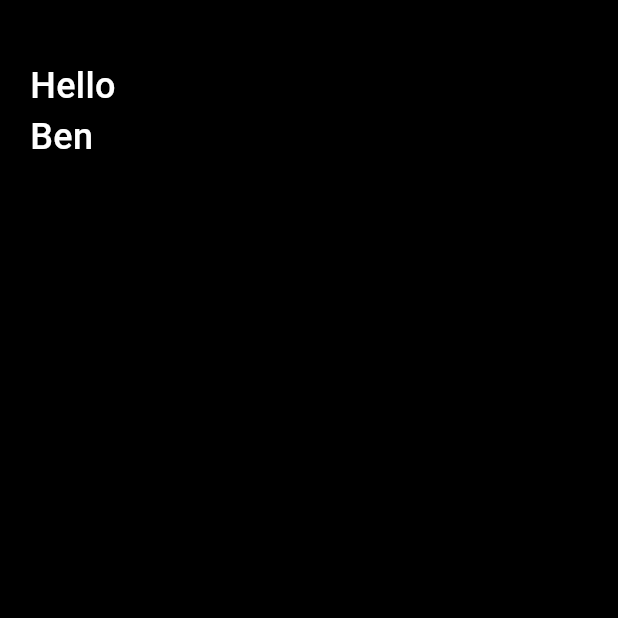
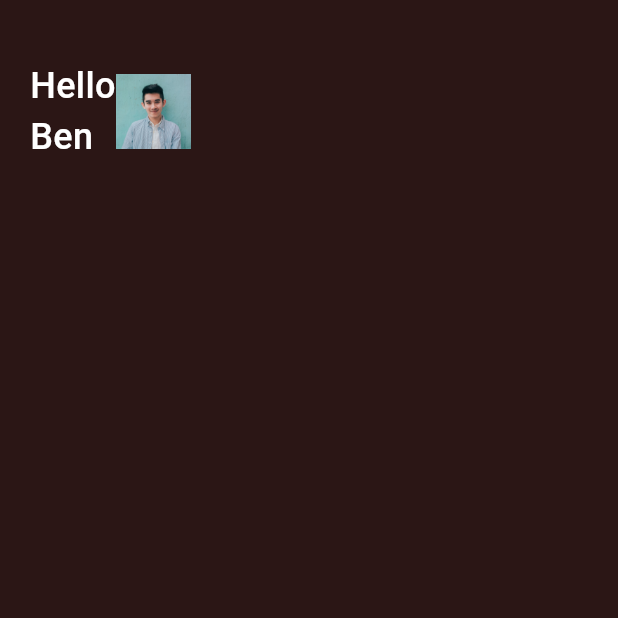
Before and after one commit to adogbeji/FlutterBarberBookingApp, a Flutter app: the screen it shows after launch, on a phone screen of 412 x 824 dp, the top half of it. Run offline on Flutter 3.47's test engine with Material 3 defaults, Android fonts, the phone set to English and light mode, and no system bars.

Commit message:
Start displaying image in home screen

```diff
--- a/lib/views/screens/home_screen.dart
+++ b/lib/views/screens/home_screen.dart
@@ -11,14 +11,14 @@ class _HomeScreenState extends State<HomeScreen> {
   @override
   Widget build(BuildContext context) {
     return Scaffold(
-      backgroundColor: Colors.black,
+      backgroundColor: const Color(0xFF2B1615),
       body: Container(
         margin: const EdgeInsets.only(top: 40, left: 20),
-        child: const Column(
+        child: Column(
           children: [
             Row(
               children: [
-                Column(
+                const Column(
                   crossAxisAlignment: CrossAxisAlignment.start,
                   children: [
                     Text(
@@ -39,6 +39,9 @@ class _HomeScreenState extends State<HomeScreen> {
                     ),
                   ],
                 ),
+
+                Image.asset('assets/images/boy.jpg', width: 50, height: 50, fit: BoxFit.cover,),
+
                 // Text(
                 //   'Hello',
                 //   style: TextStyle(
```
